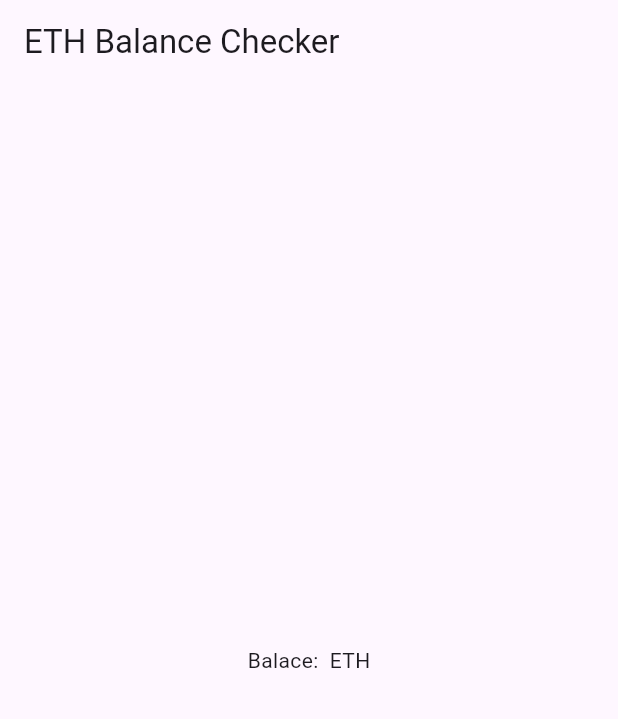
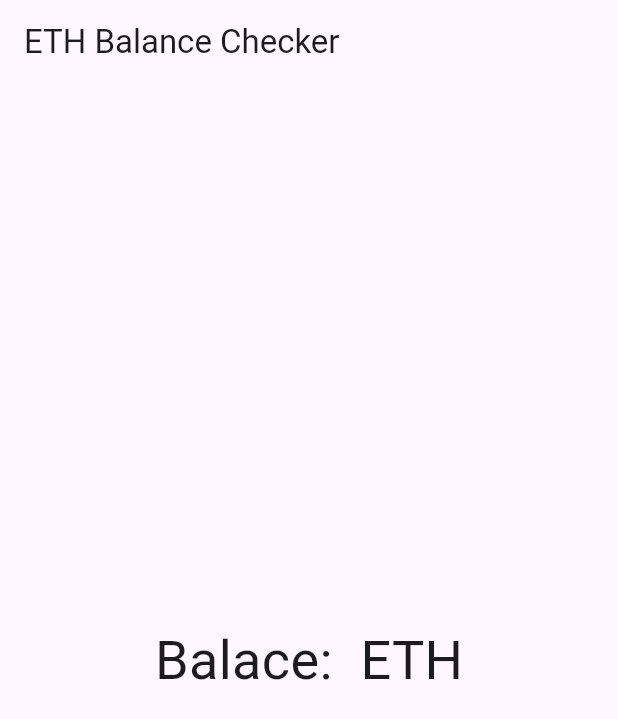
Before and after one commit to abimmayu/testing_blockchain, a Flutter app: the screen it shows after launch, on a phone screen of 412 x 824 dp. Shown: the top 719 px of the screen. Run offline on Flutter 3.47's test engine with Material 3 defaults, Android fonts, the light colour scheme and no system bars; missing offline and left inert: web3dart.

Commit message:
Add Http import

```diff
--- a/lib/main.dart
+++ b/lib/main.dart
@@ -1,5 +1,6 @@
 import 'package:flutter/material.dart';
 import 'package:web3dart/web3dart.dart';
+import 'package:http/src/client.dart';
 
 void main() {
   runApp(const MyApp());
@@ -11,7 +12,7 @@ class MyApp extends StatelessWidget {
   @override
   Widget build(BuildContext context) {
     return MaterialApp(
-      title: 'Flutter Demo',
+      title: 'Flutter Blockchain Demo',
       theme: ThemeData(
         colorScheme: ColorScheme.fromSeed(seedColor: Colors.deepPurple),
         useMaterial3: true,
@@ -31,7 +32,7 @@ class MyHomePage extends StatefulWidget {
 }
 
 class _MyHomePageState extends State<MyHomePage> {
-  final String targetAddress = "0xbe6990B887F86cB992cE58F475BE0F1DB165b59C";
+  final String targetAddress = "0xdAC17F958D2ee523a2206206994597C13D831ec7";
   EthereumAddress? ethereumAddress;
   Web3Client? client;
 
@@ -75,6 +76,9 @@ class _MyHomePageState extends State<MyHomePage> {
                 } else {
                   return Text(
                     "Balace: ${snapshot.data} ETH",
+                    style: const TextStyle(
+                      fontSize: 36,
+                    ),
                   );
                 }
               },
--- a/pubspec.yaml
+++ b/pubspec.yaml
@@ -35,7 +35,7 @@ dependencies:
   # The following adds the Cupertino Icons font to your application.
   # Use with the CupertinoIcons class for iOS style icons.
   cupertino_icons: ^1.0.2
-  web3dart: ^2.3.5
+  web3dart: ^2.0.0
 
 dev_dependencies:
   flutter_test:
```
